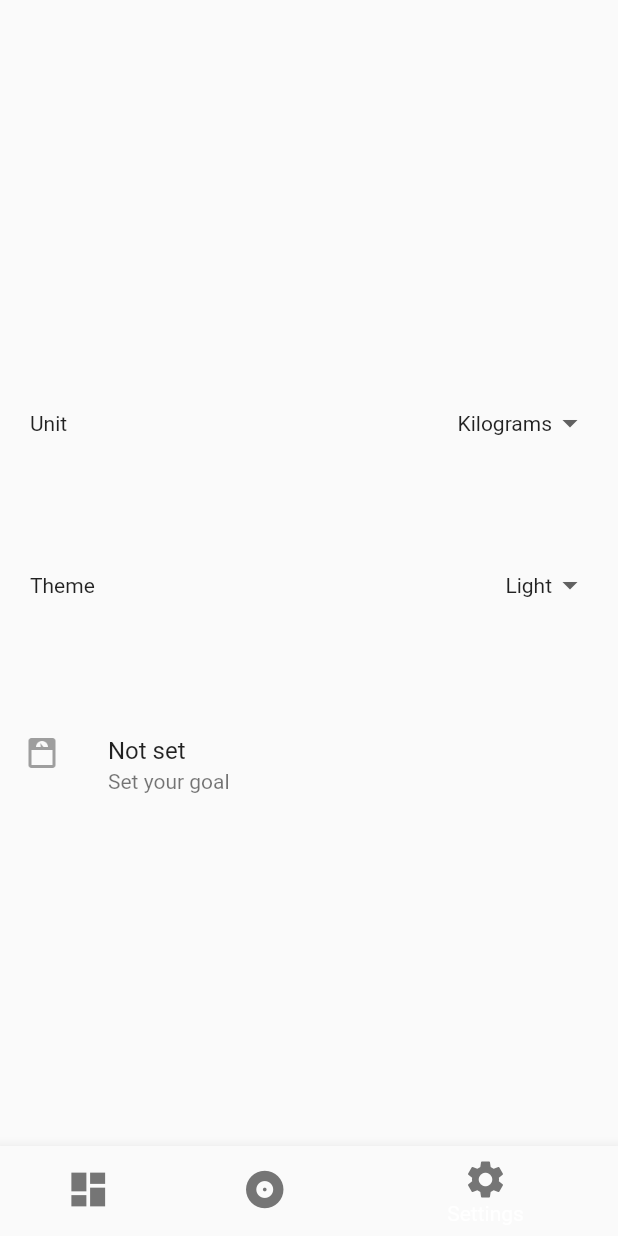
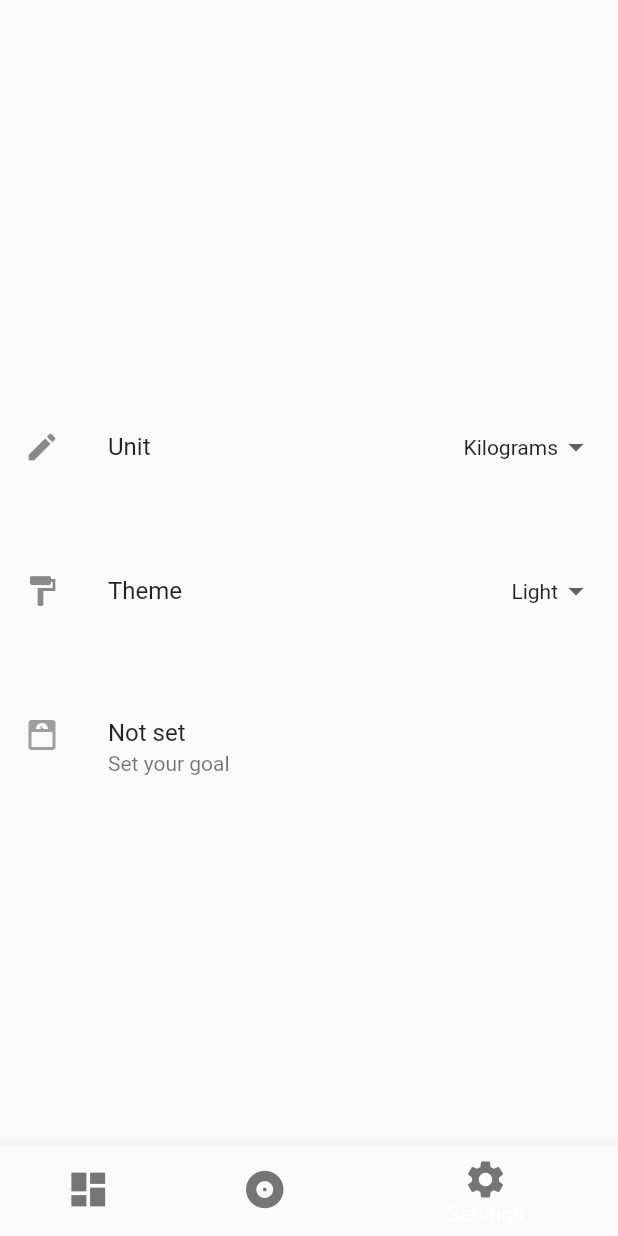
Before and after one commit to wissamnd/Weighted, a Flutter app: the screen it shows after launch, item 3 of the bottom bar chosen, on a phone screen of 412 x 824 dp. Run offline on Flutter 3.47's test engine with Material 2 defaults, Android fonts, the phone set to English and light mode, and no system bars; our stand-ins replace dynamic_theme, firebase_auth, firebase_database, flutter_local_notifications, flutter_redux, numberpicker and 3 more; accounts and stored records are empty; network calls fail.

Commit message:
uploading lastest modifications and optimizations

```diff
--- a/lib/screens/help_page.dart
+++ b/lib/screens/help_page.dart
@@ -1,23 +1,35 @@
 import 'package:flutter/material.dart';
 
-class  HelpPage extends StatelessWidget {
+class HelpPage extends StatelessWidget {
   @override
   Widget build(BuildContext context) {
     return Scaffold(
       appBar: AppBar(
-        title: Text("Help"),),
+        title: Text("Help"),
+      ),
       body: ListView(
-        padding: EdgeInsets.symmetric(vertical: 40,horizontal: 10),
+        padding: EdgeInsets.symmetric(vertical: 40, horizontal: 10),
         children: <Widget>[
-          Center(child: Text("Measure Your Weight Accurately",style: Theme.of(context).textTheme.title,)),
-          Padding(padding: EdgeInsets.all(20),),
+          Center(
+              child: Text(
+            "Measure Your Weight Accurately",
+            style: Theme.of(context).textTheme.headline4,
+          )),
+          Padding(
+            padding: EdgeInsets.all(20),
+          ),
           SizedBox(
               width: 60,
               height: 60,
               child: Image.asset('assets/consumerReports.png')),
-            Padding(padding: EdgeInsets.all(20),),
-            Text("Follow these steps to get an accurate daily weigh-in, which will help you make smart choices about what to eat and how much to exercise."),
-            Padding(padding: EdgeInsets.all(10),),
+          Padding(
+            padding: EdgeInsets.all(20),
+          ),
+          Text(
+              "Follow these steps to get an accurate daily weigh-in, which will help you make smart choices about what to eat and how much to exercise."),
+          Padding(
+            padding: EdgeInsets.all(10),
+          ),
           Row(
             crossAxisAlignment: CrossAxisAlignment.start,
             children: <Widget>[
@@ -25,11 +37,14 @@ class  HelpPage extends StatelessWidget {
                 padding: const EdgeInsets.all(8.0),
                 child: Icon(Icons.check_circle),
               ),
-                Expanded(child: Text("Use your scale every morning (the best time to weigh yourself) after you empty your bladder, wearing as little clothing as possible.")),
-
+              Expanded(
+                  child: Text(
+                      "Use your scale every morning (the best time to weigh yourself) after you empty your bladder, wearing as little clothing as possible.")),
             ],
           ),
-            Padding(padding: EdgeInsets.all(10),),
+          Padding(
+            padding: EdgeInsets.all(10),
+          ),
           Row(
             crossAxisAlignment: CrossAxisAlignment.start,
             children: <Widget>[
@@ -37,10 +52,14 @@ class  HelpPage extends StatelessWidget {
                 padding: const EdgeInsets.all(8.0),
                 child: Icon(Icons.check_circle),
               ),
-                Expanded(child: Text("Place your scale on a hard, even surface—no carpeting. A wobbly or tilted scale can result in an inaccurate reading.")),
+              Expanded(
+                  child: Text(
+                      "Place your scale on a hard, even surface—no carpeting. A wobbly or tilted scale can result in an inaccurate reading.")),
             ],
           ),
-            Padding(padding: EdgeInsets.all(10),),
+          Padding(
+            padding: EdgeInsets.all(10),
+          ),
           Row(
             crossAxisAlignment: CrossAxisAlignment.start,
             children: <Widget>[
@@ -48,10 +67,11 @@ class  HelpPage extends StatelessWidget {
                 padding: const EdgeInsets.all(8.0),
                 child: Icon(Icons.check_circle),
               ),
-                Expanded(child: Text("Stand still, with your weight distributed evenly on both feet.")),
+              Expanded(
+                  child: Text(
+                      "Stand still, with your weight distributed evenly on both feet.")),
             ],
           ),
-
         ],
       ),
     );
--- a/lib/screens/settings_page.dart
+++ b/lib/screens/settings_page.dart
@@ -5,6 +5,7 @@ import 'package:meta/meta.dart';
 import '../logic/actions.dart';
 import '../logic/States/redux_state.dart';
 import 'package:dynamic_theme/dynamic_theme.dart';
+
 @immutable
 class SettingsPageViewModel {
   final FirebaseUser user;
@@ -14,14 +15,18 @@ class SettingsPageViewModel {
   final Function(double) onTargetChanged;
   final Function() logout;
 
-
- SettingsPageViewModel({@required this.user,this.unit,this.target,this.onUnitChanged,this.onTargetChanged,@required this.logout});
+  SettingsPageViewModel(
+      {@required this.user,
+      this.unit,
+      this.target,
+      this.onUnitChanged,
+      this.onTargetChanged,
+      @required this.logout});
 }
 
 class SettingsPage extends StatelessWidget {
   @override
   Widget build(BuildContext context) {
-
     return new StoreConnector<ReduxState, SettingsPageViewModel>(
         converter: (store) {
       return new SettingsPageViewModel(
@@ -29,90 +34,74 @@ class SettingsPage extends StatelessWidget {
         unit: store.state.unit,
         target: store.state.target,
         onUnitChanged: (newUnit) => store.dispatch(new SetUnitAction(newUnit)),
-        onTargetChanged: (newTarget) => store.dispatch(new SetTargetAction(newTarget)),
+        onTargetChanged: (newTarget) =>
+            store.dispatch(new SetTargetAction(newTarget)),
         logout: () {
           store.dispatch(LogoutAction());
         },
       );
     }, builder: (context, viewModel) {
       // viewModel.onTargetChanged(2.0);
-      return
-        Column(
+      return Column(
         children: <Widget>[
-            new Padding(padding: EdgeInsets.all(10)),
-            new Padding(
-              padding: new EdgeInsets.all(20.0),
-              child: _unitView(context, viewModel),
-            ),
-            new Padding(padding: EdgeInsets.all(10)),
-            new Padding(
-              padding: new EdgeInsets.all(20.0),
-              child: _themeView(context),
-            ),
+          new Padding(padding: EdgeInsets.all(20)),
+          _unitView(context, viewModel),
+          new Padding(padding: EdgeInsets.all(20)),
+          _themeView(context),
         ],
       );
     });
   }
 
-  Row _unitView(BuildContext context, SettingsPageViewModel viewModel) {
-    return new Row(
-      children: <Widget>[
-        new Expanded(
-            child: new Text(
-          "Unit",
-          style: Theme.of(context).textTheme.body1,
-        )),
-        DropdownButtonHideUnderline(
+  ListTile _unitView(BuildContext context, SettingsPageViewModel viewModel) {
+    return ListTile(
+      leading: Icon(Icons.edit),
+      title: Text("Unit"),
+      trailing: DropdownButtonHideUnderline(
         child: new DropdownButton<String>(
           key: const Key('UnitDropdown'),
-            value: (viewModel.unit=="kg")?"Kilograms":"Pounds",
+          value: (viewModel.unit == "kg") ? "Kilograms" : "Pounds",
           items: <String>["Kilograms", "Pounds"].map((String value) {
             return new DropdownMenuItem<String>(
               value: value,
-                child: new Text(value,style:Theme.of(context).textTheme.body1),
+              child: new Text(value, style: Theme.of(context).textTheme.body1),
             );
           }).toList(),
           onChanged: (newUnit) => {
-              if(newUnit == "Kilograms"){
-                viewModel.onUnitChanged("kg")
-              }else{
-                viewModel.onUnitChanged("lb")
-              }
+            if (newUnit == "Kilograms")
+              {viewModel.onUnitChanged("kg")}
+            else
+              {viewModel.onUnitChanged("lb")}
           },
         ),
       ),
-      ],
     );
   }
 
-  Row _themeView(BuildContext context) {
-    return new Row(
-      children: <Widget>[
-        new Expanded(
-            child: new Text(
-          "Theme",
-          style: Theme.of(context).textTheme.body1,
-        )),
-        DropdownButtonHideUnderline(
+  ListTile _themeView(BuildContext context) {
+    return ListTile(
+      leading: Icon(Icons.format_paint),
+      title: Text("Theme"),
+      trailing: DropdownButtonHideUnderline(
         child: new DropdownButton<String>(
           key: const Key('UnitDropdown'),
-            value: (Theme.of(context).brightness==Brightness.light)?"Light":"Dark",
+          value: (Theme.of(context).brightness == Brightness.light)
+              ? "Light"
+              : "Dark",
           items: <String>["Light", "Dark"].map((String value) {
             return new DropdownMenuItem<String>(
               value: value,
-                child: new Text(value,style:Theme.of(context).textTheme.body1),
+              child: new Text(value, style: Theme.of(context).textTheme.body1),
             );
           }).toList(),
           onChanged: (newTheme) => {
-              if(newTheme == "Light"){
-                 DynamicTheme.of(context).setBrightness(Brightness.light)
-              }else{
-                DynamicTheme.of(context).setBrightness(Brightness.dark)
-              }
+            if (newTheme == "Light")
+              {DynamicTheme.of(context).setBrightness(Brightness.light)}
+            else
+              {DynamicTheme.of(context).setBrightness(Brightness.dark)}
           },
         ),
       ),
-      ],
     );
   }
 }
--- a/pubspec.yaml
+++ b/pubspec.yaml
@@ -11,7 +11,7 @@ description: A new Flutter project.
 # In iOS, build-name is used as CFBundleShortVersionString while build-number used as CFBundleVersion.
 # Read more about iOS versioning at
 # https://developer.apple.com/library/archive/documentation/General/Reference/InfoPlistKeyReference/Articles/CoreFoundationKeys.html
-version: 1.0.0+1
+version: 1.1.0+8
 
 environment:
   sdk: ">=2.2.2 <3.0.0"
@@ -29,7 +29,7 @@ dependencies:
   flutter_redux: ^0.5.2
   tuple: ^1.0.2
   intl: ^0.15.7
-  shared_preferences: ^0.4.3
+  shared_preferences: ^0.5.8
   mockito: ^4.0.0
   dynamic_theme: ^1.0.0
   flutter_local_notifications:
```
Also changed, not shown: pubspec.lock, 10 other files. Lines whose indentation alone changed are shown as unchanged.
